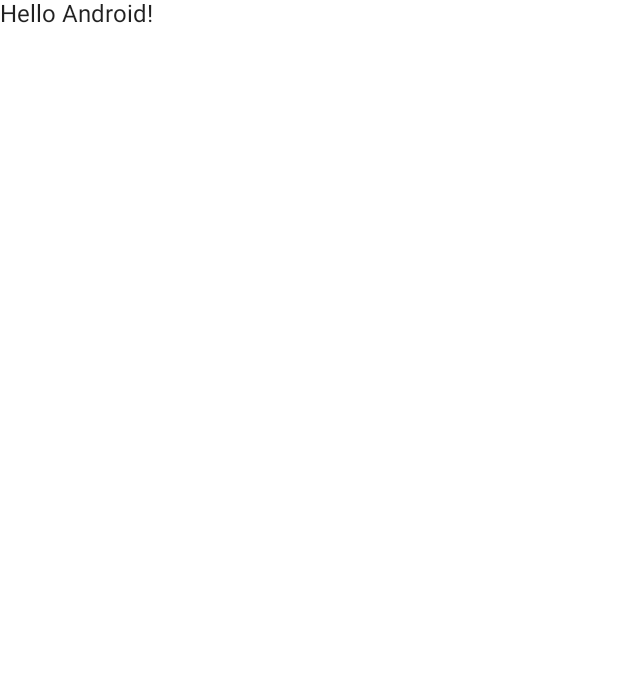
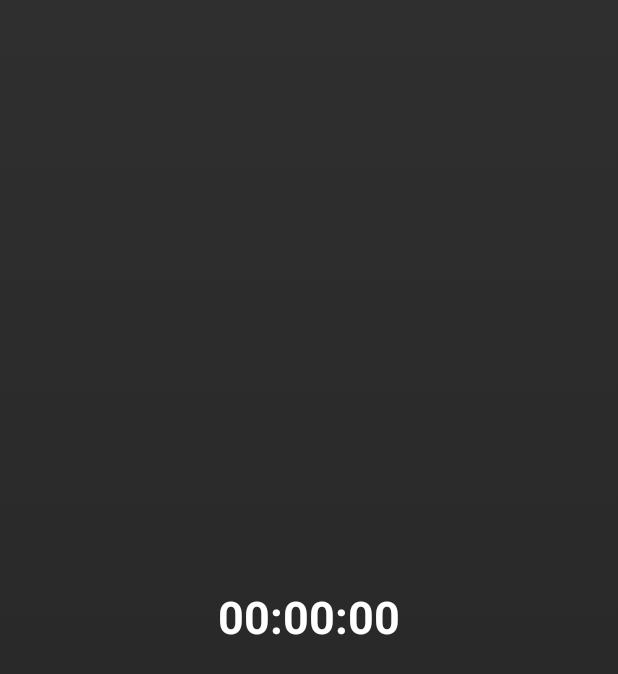
Before and after one commit to MuhammadAli251018/Timer, an Android app built with Jetpack Compose: the screen it shows after launch (MainActivity), on a phone screen of 412 x 824 dp. Before the commit the part shown is almost empty. Shown: the top 674 px of the screen. Run offline under Robolectric (Android 15) with nearby library versions, the phone set to English and light mode, and no system bars.

Commit message:
created the application

```diff
--- a/Timer/app/src/main/java/com/muhammadali/timer/MainActivity.kt
+++ b/Timer/app/src/main/java/com/muhammadali/timer/MainActivity.kt
@@ -3,6 +3,7 @@ package com.muhammadali.timer
 import android.os.Bundle
 import androidx.activity.ComponentActivity
 import androidx.activity.compose.setContent
+import androidx.activity.viewModels
 import androidx.compose.foundation.layout.fillMaxSize
 import androidx.compose.material.MaterialTheme
 import androidx.compose.material.Surface
@@ -10,6 +11,7 @@ import androidx.compose.material.Text
 import androidx.compose.runtime.Composable
 import androidx.compose.ui.Modifier
 import androidx.compose.ui.tooling.preview.Preview
+import androidx.lifecycle.viewmodel.compose.viewModel
 import com.muhammadali.timer.ui.theme.TimerTheme
 
 class MainActivity : ComponentActivity() {
@@ -22,7 +24,9 @@ class MainActivity : ComponentActivity() {
                     modifier = Modifier.fillMaxSize(),
                     color = MaterialTheme.colors.background
                 ) {
-                    Greeting("Android")
+                    val timerViewModel = viewModel<TimerViewModel>()
+
+                    TimerScreen(timerViewModel)
                 }
             }
         }
--- /dev/null
+++ b/Timer/app/src/main/java/com/muhammadali/timer/Time.kt
@@ -0,0 +1,7 @@
+package com.muhammadali.timer
+
+data class Time(
+    val sec: Int,
+    val min: Int,
+    val hour: Int
+)
--- /dev/null
+++ b/Timer/app/src/main/java/com/muhammadali/timer/TimerScreen.kt
@@ -0,0 +1,95 @@
+package com.muhammadali.timer
+
+import androidx.compose.foundation.background
+import androidx.compose.foundation.clickable
+import androidx.compose.foundation.layout.*
+import androidx.compose.material.Button
+import androidx.compose.material.ButtonDefaults
+import androidx.compose.material.Text
+import androidx.compose.runtime.Composable
+import androidx.compose.runtime.collectAsState
+import androidx.compose.runtime.getValue
+import androidx.compose.runtime.remember
+import androidx.compose.ui.Alignment
+import androidx.compose.ui.Modifier
+import androidx.compose.ui.graphics.Brush
+import androidx.compose.ui.graphics.Color
+import androidx.compose.ui.text.font.FontWeight
+import androidx.compose.ui.tooling.preview.Preview
+import androidx.compose.ui.unit.dp
+import androidx.compose.ui.unit.sp
+
+
+@Composable
+fun TimerScreen( viewModel: TimerViewModel) {
+    val time by viewModel.timer.collectAsState(initial = Time(0,0,0))
+    val isCounting: Boolean by remember{viewModel.isCounting}
+
+   Column(Modifier.fillMaxSize(), horizontalAlignment = Alignment.CenterHorizontally) {
+        Box(
+            modifier = Modifier
+                .fillMaxSize()
+                .background(
+                    Brush.verticalGradient(
+                        colors = listOf(
+                            Color(0xFF2F2F2F),
+                            Color(0xFF242424)
+                        )
+                    )
+                ),
+            contentAlignment = Alignment.Center
+        ) {
+
+
+            Text(
+                modifier = Modifier
+                    .clickable {
+                        viewModel.apply {
+                            if (isCounting) pause() else resume()
+                        }
+
+                        println("IsCounting bla")
+                    },
+                text = "${if(time.hour < 10) "0${time.hour}" else time.hour}" +
+                        ":${if(time.min < 10) "0${time.min}" else time.min}" +
+                                ":${if(time.sec < 10) "0${time.sec}" else time.sec}",
+                fontSize = 30.sp,
+                fontWeight = FontWeight.Bold,
+                color = Color.White
+            )
+
+            Timer(
+                lineColor = Color.Red,
+                size = 200.dp,
+                time = time.sec,
+                l2R = .04f
+            )
+
+            Timer(
+                lineColor = Color.Green,
+                size = 240.dp,
+                time = time.min,
+                l2R = .04f
+            )
+
+        }
+
+        if (time != Time(0,0,0)){
+            Button(onClick = {
+                viewModel.resetTimer()
+            },
+                colors = ButtonDefaults.buttonColors(
+                    backgroundColor = Color.Transparent
+                )
+            ) {
+                Text(text = "Reset Time", color = Color.White)
+            }
+        }
+    }
+}
+
+@Preview(showBackground = true)
+@Composable
+fun TimerScreenPreview() {
+    TimerScreen(TimerViewModel())
+}
--- /dev/null
+++ b/Timer/app/src/main/java/com/muhammadali/timer/TimerViewModel.kt
@@ -0,0 +1,53 @@
+package com.muhammadali.timer
+
+import androidx.compose.runtime.mutableStateOf
+import androidx.lifecycle.ViewModel
+import androidx.lifecycle.viewModelScope
+import kotlinx.coroutines.CoroutineScope
+import kotlinx.coroutines.Dispatchers
+import kotlinx.coroutines.delay
+import kotlinx.coroutines.flow.flow
+import kotlinx.coroutines.flow.launchIn
+
+class TimerViewModel : ViewModel() {
+
+
+    private var time = 0
+    val isCounting = mutableStateOf(false)
+    private val coroutineScope = CoroutineScope(Dispatchers.Default)
+
+    val timer = flow {
+        while (true) {
+            if (isCounting.value) {
+
+                delay(1000L)
+                time ++
+                emit(fromSecToTime(time))
+            }
+
+            delay(10L)
+        }
+    }
+
+    fun resetTimer() {
+        time = 0
+    }
+
+    fun pause() {
+        isCounting.value = false
+    }
+
+    fun resume() {
+        isCounting.value = true
+        //timer.launchIn(viewModelScope)
+    }
+
+
+    private fun fromSecToTime(time: Int): Time {
+        val sec = time % 60
+        val min = ((time / 60) % 60)
+        val hours = time / 3600
+
+        return Time(sec, min, hours)
+    }
+}
--- a/Timer/app/src/main/java/com/muhammadali/timer/ui/theme/Color.kt
+++ b/Timer/app/src/main/java/com/muhammadali/timer/ui/theme/Color.kt
@@ -6,3 +6,6 @@ val Purple200 = Color(0xFFBB86FC)
 val Purple500 = Color(0xFF6200EE)
 val Purple700 = Color(0xFF3700B3)
 val Teal200 = Color(0xFF03DAC5)
+
+val C1 = Color(0xFF2F2F2F)
+val C2 = Color(0xFF242424)
```
Also changed, not shown: Timer/app/src/main/java/com/muhammadali/timer/Timer.kt (added, +103 -0 lines).
